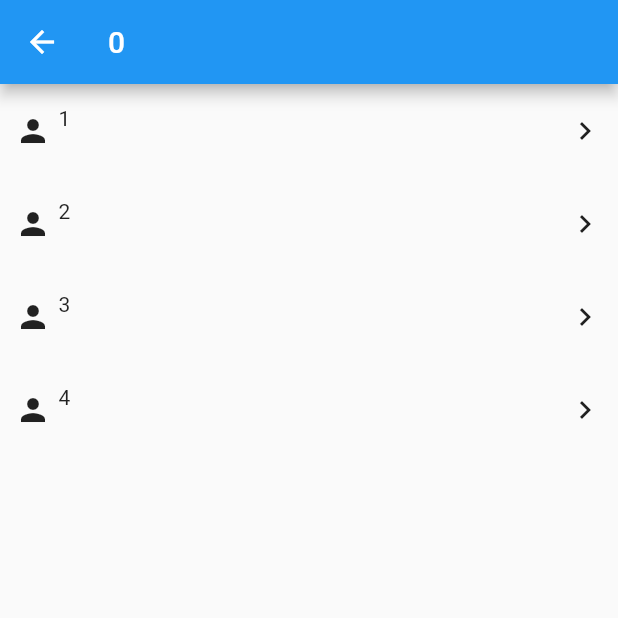
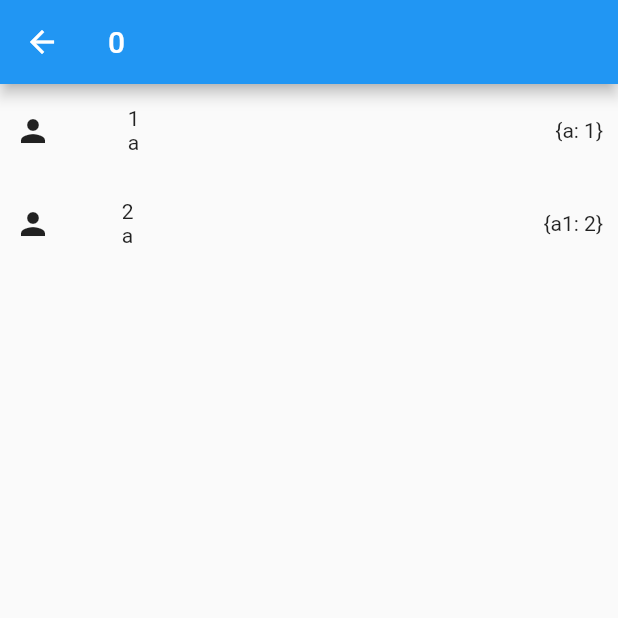
Before and after one commit to lhyojin0821/James-Challenge, a Flutter app: the screen it shows after launch, after a tap on "EDM", on a phone screen of 412 x 824 dp, the top half of it. Run offline on Flutter 3.47's test engine with Material 2 defaults, Android fonts, the phone set to English and light mode, and no system bars; our stand-ins replace youtube_player_flutter; missing offline and left inert: kopo; network calls fail.

Commit message:
practice

```diff
--- a/lhj_practice/lib/main.dart
+++ b/lhj_practice/lib/main.dart
@@ -17,27 +17,25 @@ class MainSys extends StatelessWidget {
 }
 
 class MainPage extends StatelessWidget {
+  // List<MainModel> transModel() {
+  //   List<MainModel> result2 =
+  //       this.vData.map<MainModel>((Map<String, dynamic> e) {
+  //     return MainModel(
+  //         imgUrl: e['imgUrl'].toString(),
+  //         name: e['name'].toString(),
+  //         datas: List.from(e['datas']));
+  //   }).toList();
+  //   return result2;
+  // }
+  // List<MainModel> transModel() {
+  //   List<MainModel> result = this.vData.map((Map<String, dynamic> e) {
+  //     return MainModel.fFrom1(ele: e);
+  //   }).toList();
+  //   return result;
+// }
   List<MainModel> transModel() {
-    // List<MainModel> result =
-    //     this.vData.map<MainModel>((Map<String, dynamic> ele) {
-    //   return new MainModel(
-    //       imgUrl: ele['imgUrl'].toString(),
-    //       name: ele['name'].toString(),
-    //       datas: List.from(ele['datas']));
-    // }).toList();
-    // List<MainModel> result =
-    //     this.vData.map<MainModel>((Map<String, dynamic> element) {
-    //   return new MainModel.fFrom(ele: element);
-    // }).toList();
-    // return result;
-    // List<MainModel> result =
-    //     this.vData.map<MainModel>((Map<String, dynamic> element) {
-    //   return new MainModel.fFrom(ele: element);
-    // }).toList();
-    // return result;
-    List<MainModel> result =
-        this.vData.map<MainModel>((Map<String, dynamic> element) {
-      return new MainModel.fFrom2(ele2: element);
+    List<MainModel> result = this.vData.map((Map<String, dynamic> e) {
+      return MainModel.fFrom2(ele: e);
     }).toList();
     return result;
   }
@@ -45,20 +43,19 @@ class MainPage extends StatelessWidget {
   List<MainModel> modelViewData;
 
   MainPage() {
-    this.modelViewData = transModel();
+    modelViewData = transModel();
   }
-
   @override
   Widget build(BuildContext context) {
-    // 1
-    // List<MainModel> result =
-    //     this.vData.map<MainModel>((Map<String, dynamic> ele) {
-    //   return new MainModel(
-    //       imgUrl: ele['imgUrl'].toString(),
-    //       name: ele['name'].toString(),
-    //       datas: List.from(ele['datas']));
+    // List<MainModel> result1 =
+    //     this.vData.map<MainModel>((Map<String, dynamic> e) {
+    //   return MainModel(
+    //       imgUrl: e['imgUrl'].toString(),
+    //       name: e['name'].toString(),
+    //       datas: List.from(e['datas']));
     // }).toList();
-    // print(result);
+    // print('1: $result1');
+    print('2: $modelViewData');
     return Scaffold(
       appBar: _appBar(),
       body: GridView.builder(
@@ -68,14 +65,15 @@ class MainPage extends StatelessWidget {
           mainAxisSpacing: 10.0,
           crossAxisSpacing: 10.0,
         ),
-        itemCount: this.modelViewData.length,
+        itemCount: modelViewData.length,
         itemBuilder: (BuildContext context, int i) {
           return _gridTile(
               value: i,
               context: context,
-              imgUrl: this.modelViewData[i].imgUrl,
-              name: this.modelViewData[i].name);
+              imgUrl: modelViewData[i].imgUrl,
+              name: modelViewData[i].name);
         },
+        // children: _makeWidgets(),
       ),
     );
   }
@@ -83,92 +81,117 @@ class MainPage extends StatelessWidget {
   List<Map<String, String>> data = [
     {
       'imgUrl':
-          'https://images.unsplash.com/photo-1620800390262-00f3ff478212?ixid=MnwxMjA3fDB8MHxlZGl0b3JpYWwtZmVlZHwxN3x8fGVufDB8fHx8&ixlib=rb-1.2.1&auto=format&fit=crop&w=800&q=60',
+          'https://images.unsplash.com/photo-1620823921330-cdae9bbf5fc0?ixid=MnwxMjA3fDB8MHxlZGl0b3JpYWwtZmVlZHwzNXx8fGVufDB8fHx8&ixlib=rb-1.2.1&auto=format&fit=crop&w=800&q=60',
       'name': 'EDM'
     },
     {
       'imgUrl':
-          'https://images.unsplash.com/photo-1585399000684-d2f72660f092?ixid=MnwxMjA3fDF8MHxlZGl0b3JpYWwtZmVlZHwyNXx8fGVufDB8fHx8&ixlib=rb-1.2.1&auto=format&fit=crop&w=800&q=60',
+          'https://images.unsplash.com/photo-1620822569081-a5498235d54d?ixid=MnwxMjA3fDB8MHxlZGl0b3JpYWwtZmVlZHwzNnx8fGVufDB8fHx8&ixlib=rb-1.2.1&auto=format&fit=crop&w=800&q=60',
       'name': 'POP'
     },
     {
       'imgUrl':
-          'https://images.unsplash.com/photo-1620704087652-f4f843f04e6b?ixid=MnwxMjA3fDB8MHxwaG90by1wYWdlfHx8fGVufDB8fHx8&ixlib=rb-1.2.1&auto=format&fit=crop&w=1500&q=80',
+          'https://images.unsplash.com/photo-1620550737666-ff0b70d74fe4?ixid=MnwxMjA3fDB8MHxlZGl0b3JpYWwtZmVlZHw2NHx8fGVufDB8fHx8&ixlib=rb-1.2.1&auto=format&fit=crop&w=800&q=60',
       'name': 'K-POP'
     },
   ];
   List<Map<String, dynamic>> vData = [
     {
       'imgUrl':
-          'https://images.unsplash.com/photo-1620800390262-00f3ff478212?ixid=MnwxMjA3fDB8MHxlZGl0b3JpYWwtZmVlZHwxN3x8fGVufDB8fHx8&ixlib=rb-1.2.1&auto=format&fit=crop&w=800&q=60',
+          'https://images.unsplash.com/photo-1620823921330-cdae9bbf5fc0?ixid=MnwxMjA3fDB8MHxlZGl0b3JpYWwtZmVlZHwzNXx8fGVufDB8fHx8&ixlib=rb-1.2.1&auto=format&fit=crop&w=800&q=60',
       'name': 'EDM',
-      'datas': [1, 2, 3, 4]
+      'datas': [1, 2, 3, 4],
+      'datas2': 'a',
+      'datas3': [
+        {'a': 1},
+        {'a1': 2}
+      ]
     },
     {
       'imgUrl':
-          'https://images.unsplash.com/photo-1585399000684-d2f72660f092?ixid=MnwxMjA3fDF8MHxlZGl0b3JpYWwtZmVlZHwyNXx8fGVufDB8fHx8&ixlib=rb-1.2.1&auto=format&fit=crop&w=800&q=60',
+          'https://images.unsplash.com/photo-1620822569081-a5498235d54d?ixid=MnwxMjA3fDB8MHxlZGl0b3JpYWwtZmVlZHwzNnx8fGVufDB8fHx8&ixlib=rb-1.2.1&auto=format&fit=crop&w=800&q=60',
       'name': 'POP',
-      'datas': [5, 6],
+      'datas': [5, 6, 7],
+      'datas2': 'b',
+      'datas3': [
+        {'a2': 3},
+        {'a3': 4}
+      ]
     },
     {
       'imgUrl':
-          'https://images.unsplash.com/photo-1620704087652-f4f843f04e6b?ixid=MnwxMjA3fDB8MHxwaG90by1wYWdlfHx8fGVufDB8fHx8&ixlib=rb-1.2.1&auto=format&fit=crop&w=1500&q=80',
+          'https://images.unsplash.com/photo-1620550737666-ff0b70d74fe4?ixid=MnwxMjA3fDB8MHxlZGl0b3JpYWwtZmVlZHw2NHx8fGVufDB8fHx8&ixlib=rb-1.2.1&auto=format&fit=crop&w=800&q=60',
       'name': 'K-POP',
-      'datas': [7, 8],
+      'datas': [8, 9],
+      'datas2': 'c',
+      'datas3': [
+        {'a4': 5},
+        {'a5': 6}
+      ]
     },
   ];
 
   // List<Widget> _makeWidgets() {
-  //   return this.data.map((Map<String, String> e) {
+  //   List<Widget> newWidgets = [];
+  //   for (int i = 0; i < this.data.length; i++) {
+  //     newWidgets.add(_girdTile(
+  //         imgUrl: this.data[i]['imgUrl'], name: this.data[i]['name']));
+  //   }
+  //   return newWidgets;
+  // }
+  // List<Widget> _makeWidgets() {
+  //   return this.data.map<Widget>((Map<String, String> e) {
   //     return _gridTile(imgUrl: e['imgUrl'], name: e['name']);
   //   }).toList();
-  // List<Widget> newWidgets = [];
-  // for (int i = 0; i < this.data.length; i++) {
-  //   newWidgets.add(_gridTile(
-  //       imgUrl: this.data[i]['imgUrl'], name: this.data[i]['name']));
-  // }
-  // return newWidgets;
   // }
 
   Widget _gridTile({
-    @required int value,
-    @required BuildContext context,
     @required String imgUrl,
     @required String name,
+    @required BuildContext context,
+    @required int value,
   }) {
     return GestureDetector(
       onTap: () {
         Navigator.of(context)
             .push(MaterialPageRoute(builder: (BuildContext context) {
           return PageTwo(
-              // datas: List.from(this.vData[value]['datas']),
+              datas3: this.modelViewData[value].datas3,
+              datas2: this.modelViewData[value].datas2,
               datas: this.modelViewData[value].datas,
+              // datas: this.vData[value]['datas'],
               name: name,
               value: (() {
-                // List<int> l = this.data.map((Map<String, String> e) {
+                // List<int> l = this.data.map<int>((Map<String, String> e) {
                 //   if (e['name'] == name) {
                 //     return this.data.indexOf(e);
                 //   }
                 //   return null;
                 // }).toList();
+                // print(l);
                 // List<int> r = l.where((element) {
                 //   if (element != null) {
                 //     return true;
                 //   }
                 //   return false;
                 // }).toList();
-                int t = ((this.data.map((Map<String, String> e) {
+                // print(r);
+                int t = this
+                    .vData
+                    .map<int>((Map<String, dynamic> e) {
                       if (e['name'] == name) {
-                    return this.data.indexOf(e);
+                        return this.vData.indexOf(e);
                       }
                       return null;
-                }).toList())
+                    })
+                    .toList()
                     .where((element) {
                       if (element != null) {
                         return true;
                       }
                       return false;
-                }).toList()[0]);
+                    })
+                    .toList()[0];
                 return t;
               })());
         }));
@@ -188,8 +211,8 @@ class MainPage extends StatelessWidget {
               width: 60.0,
               height: 60.0,
               decoration: BoxDecoration(
+                  color: Colors.yellow,
                   borderRadius: BorderRadius.circular(60.0),
-                  color: Colors.yellow,
                   image: DecorationImage(
                       fit: BoxFit.cover, image: NetworkImage(imgUrl))),
             ),
--- a/lhj_practice/lib/models/mainModel.dart
+++ b/lhj_practice/lib/models/mainModel.dart
@@ -4,21 +4,31 @@ class MainModel {
   String imgUrl;
   String name;
   List datas;
+  String datas2;
+  List datas3;
 
-  MainModel({@required this.imgUrl, @required this.name, @required this.datas});
+  MainModel(
+      {@required this.imgUrl,
+      @required this.name,
+      @required this.datas,
+      @required this.datas2,
+      @required this.datas3});
 
-  MainModel.fFrom({@required Map<String, dynamic> ele}) {
+  MainModel.fFrom1({@required Map<String, dynamic> ele}) {
     this.imgUrl = ele['imgUrl'].toString();
     this.name = ele['name'].toString();
     this.datas = List.from(ele['datas']);
   }
-  factory MainModel.fFrom1({@required Map<String, dynamic> ele}) {
-    return new MainModel(
-        imgUrl: ele['imgUrl'].toString(),
-        name: ele['name'].toString(),
-        datas: List.from(ele['datas']));
-  }
-  factory MainModel.fFrom2({@required Map<String, dynamic> ele2}) {
-    return new MainModel.fFrom(ele: ele2);
+
+  factory MainModel.fFrom2({@required Map<String, dynamic> ele}) {
+    return MainModel(
+      imgUrl: ele['imgUrl'].toString(),
+      name: ele['name'].toString(),
+      datas: List.from(
+        ele['datas'],
+      ),
+      datas2: ele['datas2'].toString(),
+      datas3: List.from(ele['datas3']),
+    );
   }
 }
--- a/lhj_practice/lib/pageTwo.dart
+++ b/lhj_practice/lib/pageTwo.dart
@@ -4,8 +4,17 @@ class PageTwo extends StatelessWidget {
   String name;
   int value;
   List datas;
+  String datas2;
+  List datas3;
 
-  PageTwo({@required this.name, @required this.value, @required this.datas});
+  PageTwo({
+    @required this.name,
+    @required this.value,
+    @required this.datas,
+    @required this.datas2,
+    @required this.datas3,
+  });
+
   @override
   Widget build(BuildContext context) {
     return Scaffold(
@@ -13,27 +22,27 @@ class PageTwo extends StatelessWidget {
         title: Text(this.value.toString()),
       ),
       body: ListView.builder(
-        itemCount: this.datas.length,
+        itemCount: this.datas3.length,
         itemBuilder: (BuildContext context, int i) {
-          return this._listTile(
+          return _listTile(
               leading: Icon(Icons.person),
               title: Text(this.datas[i].toString()),
-              subtitle: Text(''),
-              trailing: Icon(Icons.navigate_next),
+              subtitle: Text(this.datas2.toString()),
+              trailing: Text(this.datas3[i].toString()),
               onTap: () {},
               context: context);
         },
         // children: [1, 2, 3, 4].map((_) {
         //   return _listTile(
-        //       context: context,
-        //       leading: Icon(Icons.person),
-        //       title: Text('Title'),
-        //       subtitle: Text('subTitle'),
-        //       trailing: Icon(Icons.navigate_next),
-        //       onTap: () {
-        //         print(_);
-        //       });
+        //     leading: Icon(Icons.person),
+        //     title: Text(this.datas[value].toString()),
+        //     subtitle: Text('subTitle'),
+        //     trailing: Icon(Icons.navigate_next),
+        //     onTap: () {},
+        //     context: context,
+        //   );
         // }).toList(),
+
         // children: [1, 2, 3, 4].map((_) {
         //   return ListTile(
         //     leading: Icon(Icons.person),
@@ -46,14 +55,13 @@ class PageTwo extends StatelessWidget {
     );
   }
 
-  Widget _listTile({
-    @required Widget leading,
-    @required Widget title,
-    @required Widget subtitle,
-    @required Widget trailing,
-    @required void Function() onTap,
-    @required BuildContext context,
-  }) {
+  Widget _listTile(
+      {@required Widget leading,
+      @required Widget title,
+      @required Widget subtitle,
+      @required Widget trailing,
+      @required void Function() onTap,
+      @required BuildContext context}) {
     return InkWell(
       onTap: onTap,
       child: Container(
@@ -65,12 +73,15 @@ class PageTwo extends StatelessWidget {
               child: leading,
             ),
             Container(
+              padding: EdgeInsets.all(5.0),
+              width: MediaQuery.of(context).size.width - 48.0 - 20.0 - 100.0,
               alignment: Alignment.centerLeft,
-              width: MediaQuery.of(context).size.width - 48.0 - 20.0,
-              padding: EdgeInsets.all(5.0),
               child: Column(
                 crossAxisAlignment: CrossAxisAlignment.start,
-                children: [title, subtitle],
+                children: [
+                  title,
+                  subtitle,
+                ],
               ),
             ),
             Container(
```
Lines whose indentation alone changed are shown as unchanged.
